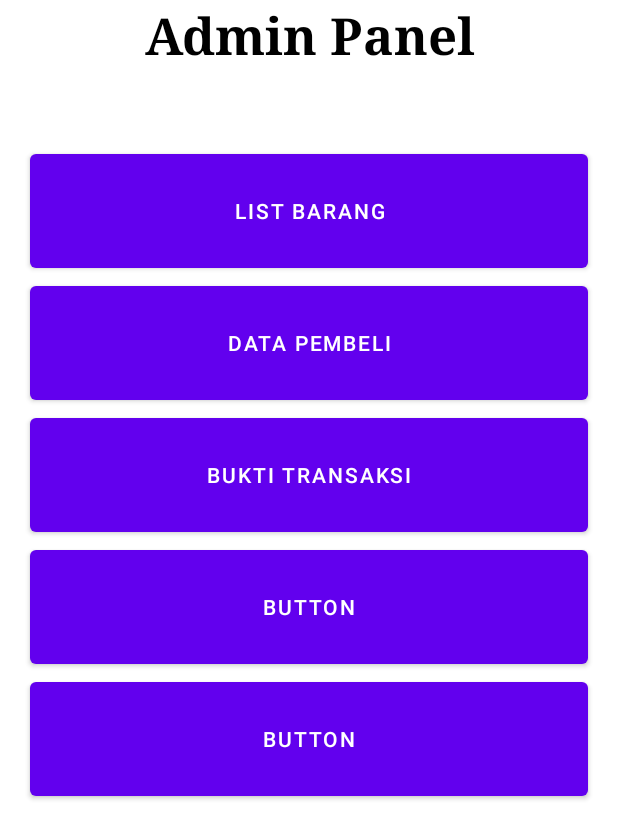
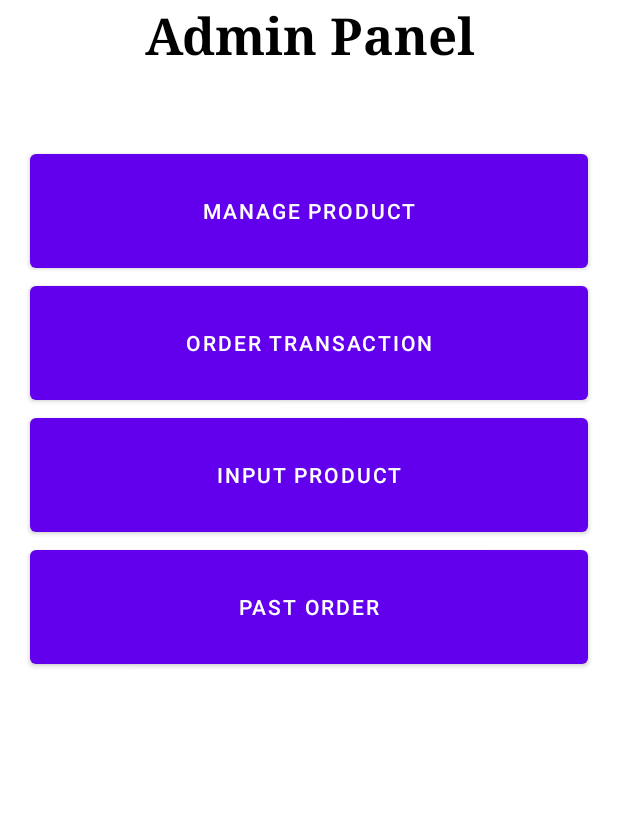
Before and after one commit to bopung/SunShoe, an Android app: the AdminPanel screen opened directly, with no data from a screen before it, on a phone screen of 412 x 824 dp. Shown: the top 839 px of the screen. Run offline under Robolectric (Android 15) with nearby library versions, the phone set to English and light mode, and no system bars; network calls fail.

Commit message:
uda bisa nih

```diff
--- a/app/src/main/res/layout/activity_admin_panel.xml
+++ b/app/src/main/res/layout/activity_admin_panel.xml
@@ -43,7 +43,7 @@
                 android:layout_marginTop="50dp"
                 android:layout_marginRight="20dp"
                 android:layout_weight="1"
-                android:text="List Barang" />
+                android:text="Manage Product" />
         </LinearLayout>
 
         <LinearLayout
@@ -58,7 +58,7 @@
                 android:layout_marginLeft="20dp"
                 android:layout_marginRight="20dp"
                 android:layout_weight="1"
-                android:text="Data Pembeli" />
+                android:text="Order Transaction" />
         </LinearLayout>
 
         <LinearLayout
@@ -73,7 +73,7 @@
                 android:layout_marginLeft="20dp"
                 android:layout_marginRight="20dp"
                 android:layout_weight="1"
-                android:text="Bukti Transaksi" />
+                android:text="Input Product" />
         </LinearLayout>
 
         <LinearLayout
@@ -88,22 +88,12 @@
                 android:layout_marginLeft="20dp"
                 android:layout_marginRight="20dp"
                 android:layout_weight="1"
-                android:text="Button" />
+                android:text="Past Order" />
         </LinearLayout>
 
         <LinearLayout
             android:layout_width="match_parent"
             android:layout_height="match_parent"
-            android:orientation="horizontal">
-
-            <Button
-                android:id="@+id/button10"
-                android:layout_width="wrap_content"
-                android:layout_height="88dp"
-                android:layout_marginLeft="20dp"
-                android:layout_marginRight="20dp"
-                android:layout_weight="1"
-                android:text="Button" />
-        </LinearLayout>
+            android:orientation="horizontal"/>
     </LinearLayout>
 </androidx.constraintlayout.widget.ConstraintLayout>
```
